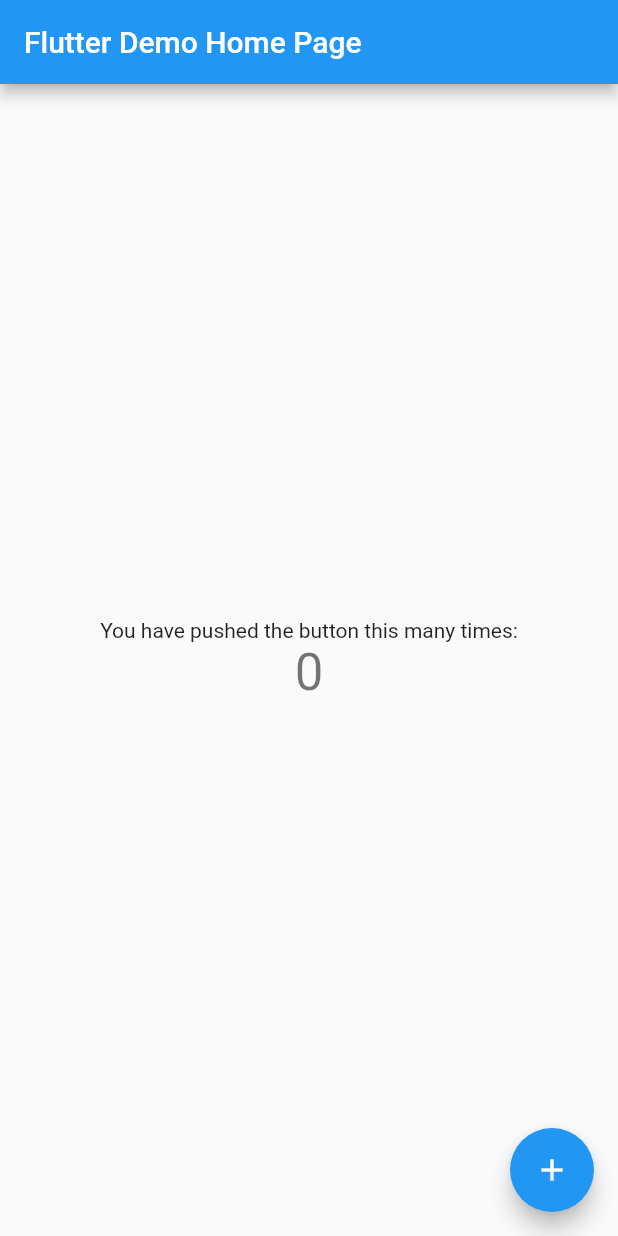
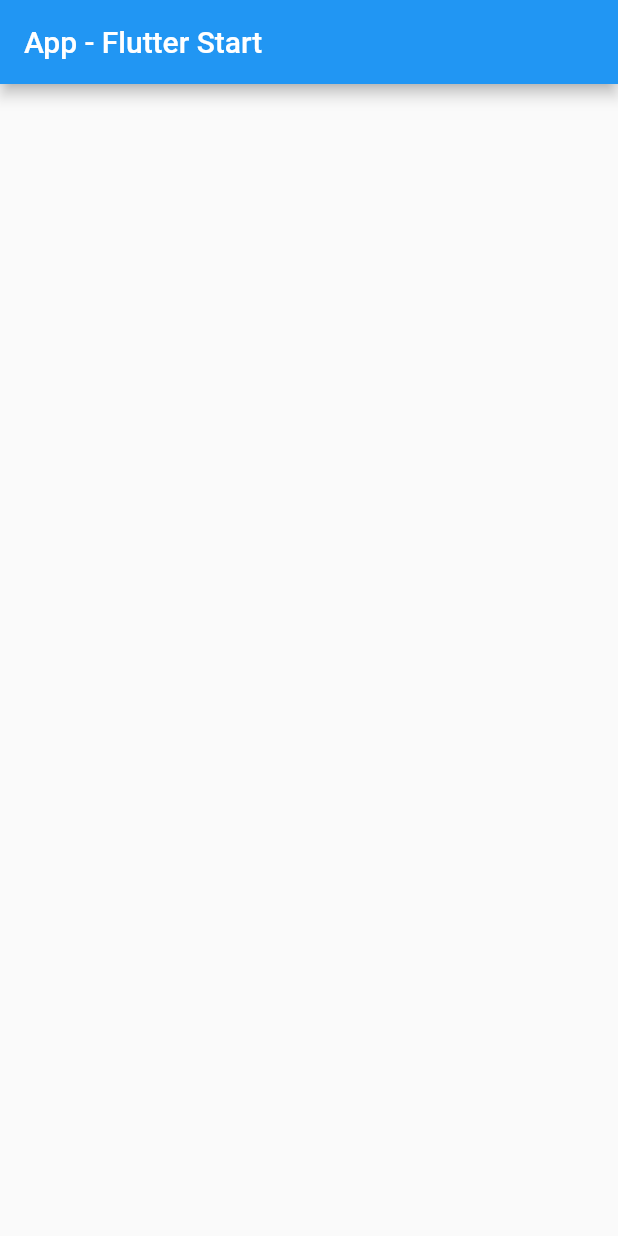
Before and after one commit to ngiuliani-ng/fudeo_start_app, a Flutter app: the screen it shows after launch, on a phone screen of 412 x 824 dp. Run offline on Flutter 3.47's test engine with Material 2 defaults, Android fonts, the phone set to English and light mode, and no system bars.

Commit message:
Course start and first changes.

```diff
--- a/lib/main.dart
+++ b/lib/main.dart
@@ -1,117 +1,18 @@
 import 'package:flutter/material.dart';
 
 void main() {
-  runApp(MyApp());
+  runApp(App());
 }
 
-class MyApp extends StatelessWidget {
-  // This widget is the root of your application.
+class App extends StatelessWidget {
   @override
   Widget build(BuildContext context) {
     return MaterialApp(
-      title: 'Flutter Demo',
-      theme: ThemeData(
-        // This is the theme of your application.
-        //
-        // Try running your application with "flutter run". You'll see the
-        // application has a blue toolbar. Then, without quitting the app, try
-        // changing the primarySwatch below to Colors.green and then invoke
-        // "hot reload" (press "r" in the console where you ran "flutter run",
-        // or simply save your changes to "hot reload" in a Flutter IDE).
-        // Notice that the counter didn't reset back to zero; the application
-        // is not restarted.
-        primarySwatch: Colors.blue,
-        // This makes the visual density adapt to the platform that you run
-        // the app on. For desktop platforms, the controls will be smaller and
-        // closer together (more dense) than on mobile platforms.
-        visualDensity: VisualDensity.adaptivePlatformDensity,
+      home: Scaffold(
+        appBar: AppBar(
+          title: Text("App - Flutter Start"),
+        ),
       ),
-      home: MyHomePage(title: 'Flutter Demo Home Page'),
     );
   }
 }
-
-class MyHomePage extends StatefulWidget {
-  MyHomePage({Key key, this.title}) : super(key: key);
-
-  // This widget is the home page of your application. It is stateful, meaning
-  // that it has a State object (defined below) that contains fields that affect
-  // how it looks.
-
-  // This class is the configuration for the state. It holds the values (in this
-  // case the title) provided by the parent (in this case the App widget) and
-  // used by the build method of the State. Fields in a Widget subclass are
-  // always marked "final".
-
-  final String title;
-
-  @override
-  _MyHomePageState createState() => _MyHomePageState();
-}
-
-class _MyHomePageState extends State<MyHomePage> {
-  int _counter = 0;
-
-  void _incrementCounter() {
-    setState(() {
-      // This call to setState tells the Flutter framework that something has
-      // changed in this State, which causes it to rerun the build method below
-      // so that the display can reflect the updated values. If we changed
-      // _counter without calling setState(), then the build method would not be
-      // called again, and so nothing would appear to happen.
-      _counter++;
-    });
-  }
-
-  @override
-  Widget build(BuildContext context) {
-    // This method is rerun every time setState is called, for instance as done
-    // by the _incrementCounter method above.
-    //
-    // The Flutter framework has been optimized to make rerunning build methods
-    // fast, so that you can just rebuild anything that needs updating rather
-    // than having to individually change instances of widgets.
-    return Scaffold(
-      appBar: AppBar(
-        // Here we take the value from the MyHomePage object that was created by
-        // the App.build method, and use it to set our appbar title.
-        title: Text(widget.title),
-      ),
-      body: Center(
-        // Center is a layout widget. It takes a single child and positions it
-        // in the middle of the parent.
-        child: Column(
-          // Column is also a layout widget. It takes a list of children and
-          // arranges them vertically. By default, it sizes itself to fit its
-          // children horizontally, and tries to be as tall as its parent.
-          //
-          // Invoke "debug painting" (press "p" in the console, choose the
-          // "Toggle Debug Paint" action from the Flutter Inspector in Android
-          // Studio, or the "Toggle Debug Paint" command in Visual Studio Code)
-          // to see the wireframe for each widget.
-          //
-          // Column has various properties to control how it sizes itself and
-          // how it positions its children. Here we use mainAxisAlignment to
-          // center the children vertically; the main axis here is the vertical
-          // axis because Columns are vertical (the cross axis would be
-          // horizontal).
-          mainAxisAlignment: MainAxisAlignment.center,
-          children: <Widget>[
-            Text(
-              'You have pushed the button this many times:',
-            ),
-            Text(
-              '$_counter',
-              style: Theme.of(context).textTheme.headline4,
-            ),
-          ],
-        ),
-      ),
-      floatingActionButton: FloatingActionButton(
-        onPressed: _incrementCounter,
-        tooltip: 'Increment',
-        child: Icon(Icons.add),
-      ), // This trailing comma makes auto-formatting nicer for build methods.
-    );
-  }
-}
```
Also changed, not shown: 2 other files.
